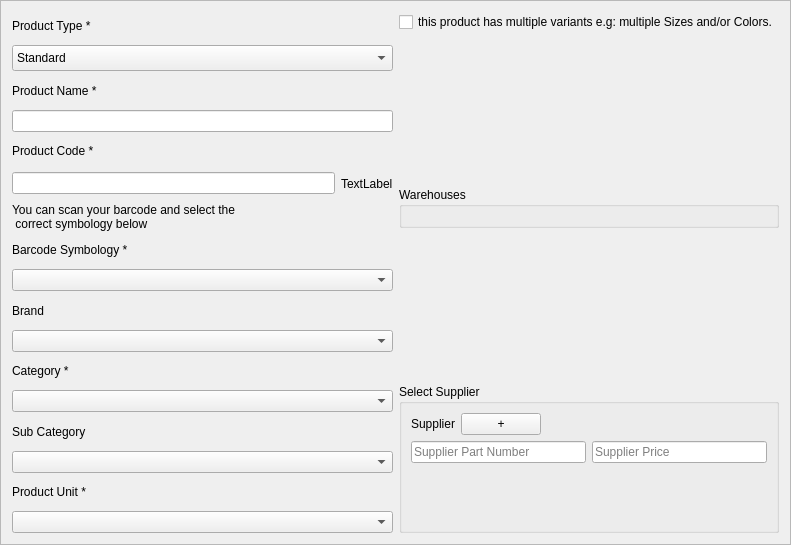
Old version of the form Products/f_addproducts.ui in the repository ashraf-kx/stock-manager.
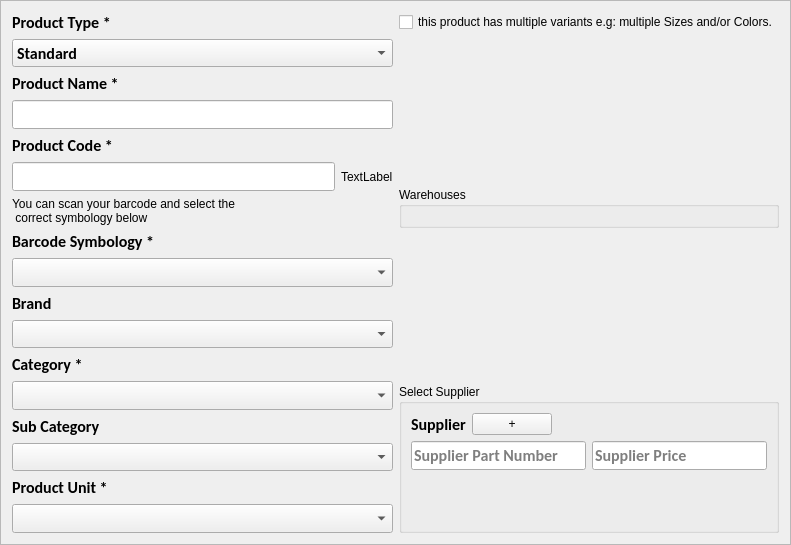
New version of the form.

Diff of the .ui file:
```diff
--- a/Products/f_addproducts.ui
+++ b/Products/f_addproducts.ui
@@ -30,6 +30,14 @@
          <height>0</height>
         </size>
        </property>
+       <property name="font">
+        <font>
+         <family>Calibri</family>
+         <pointsize>12</pointsize>
+         <weight>75</weight>
+         <bold>true</bold>
+        </font>
+       </property>
        <property name="text">
         <string>Product Type *</string>
        </property>
@@ -49,6 +57,17 @@
          <height>30</height>
         </size>
        </property>
+       <property name="font">
+        <font>
+         <family>Calibri</family>
+         <pointsize>12</pointsize>
+         <weight>75</weight>
+         <bold>true</bold>
+        </font>
+       </property>
+       <property name="cursor">
+        <cursorShape>PointingHandCursor</cursorShape>
+       </property>
        <item>
         <property name="text">
          <string>Standard</string>
@@ -68,6 +87,14 @@
      </item>
      <item>
       <widget class="QLabel" name="L_ProductName">
+       <property name="font">
+        <font>
+         <family>Calibri</family>
+         <pointsize>12</pointsize>
+         <weight>75</weight>
+         <bold>true</bold>
+        </font>
+       </property>
        <property name="text">
         <string>Product Name *</string>
        </property>
@@ -77,10 +104,27 @@
       </widget>
      </item>
      <item>
-      <widget class="QLineEdit" name="Le_ProductName"/>
+      <widget class="QLineEdit" name="Le_ProductName">
+       <property name="font">
+        <font>
+         <family>Calibri</family>
+         <pointsize>12</pointsize>
+         <weight>75</weight>
+         <bold>true</bold>
+        </font>
+       </property>
+      </widget>
      </item>
      <item>
       <widget class="QLabel" name="L_ProductCode">
+       <property name="font">
+        <font>
+         <family>Calibri</family>
+         <pointsize>12</pointsize>
+         <weight>75</weight>
+         <bold>true</bold>
+        </font>
+       </property>
        <property name="text">
         <string>Product Code *</string>
        </property>
@@ -92,7 +136,16 @@
      <item>
       <layout class="QHBoxLayout" name="horizontalLayout">
        <item>
-        <widget class="QLineEdit" name="Le_ProductCode"/>
+        <widget class="QLineEdit" name="Le_ProductCode">
+         <property name="font">
+          <font>
+           <family>Calibri</family>
+           <pointsize>12</pointsize>
+           <weight>75</weight>
+           <bold>true</bold>
+          </font>
+         </property>
+        </widget>
        </item>
        <item>
         <widget class="QLabel" name="label_10">
@@ -116,53 +169,213 @@
      </item>
      <item>
       <widget class="QLabel" name="L_barcodeSymbology">
+       <property name="font">
+        <font>
+         <family>Calibri</family>
+         <pointsize>12</pointsize>
+         <weight>75</weight>
+         <bold>true</bold>
+        </font>
+       </property>
        <property name="text">
         <string>Barcode Symbology *</string>
        </property>
       </widget>
      </item>
      <item>
-      <widget class="QComboBox" name="Cb_BarcodeSym"/>
+      <widget class="QComboBox" name="Cb_BarcodeSym">
+       <property name="minimumSize">
+        <size>
+         <width>0</width>
+         <height>25</height>
+        </size>
+       </property>
+       <property name="maximumSize">
+        <size>
+         <width>16777215</width>
+         <height>16777215</height>
+        </size>
+       </property>
+       <property name="font">
+        <font>
+         <family>Calibri</family>
+         <pointsize>12</pointsize>
+         <weight>75</weight>
+         <bold>true</bold>
+        </font>
+       </property>
+       <property name="cursor">
+        <cursorShape>PointingHandCursor</cursorShape>
+       </property>
+      </widget>
      </item>
      <item>
       <widget class="QLabel" name="L_Band">
+       <property name="font">
+        <font>
+         <family>Calibri</family>
+         <pointsize>12</pointsize>
+         <weight>75</weight>
+         <bold>true</bold>
+        </font>
+       </property>
        <property name="text">
         <string>Brand</string>
        </property>
       </widget>
      </item>
      <item>
-      <widget class="QComboBox" name="Cb_Brand"/>
+      <widget class="QComboBox" name="Cb_Brand">
+       <property name="minimumSize">
+        <size>
+         <width>0</width>
+         <height>25</height>
+        </size>
+       </property>
+       <property name="maximumSize">
+        <size>
+         <width>16777215</width>
+         <height>16777215</height>
+        </size>
+       </property>
+       <property name="font">
+        <font>
+         <family>Calibri</family>
+         <pointsize>12</pointsize>
+         <weight>75</weight>
+         <bold>true</bold>
+        </font>
+       </property>
+       <property name="cursor">
+        <cursorShape>PointingHandCursor</cursorShape>
+       </property>
+      </widget>
      </item>
      <item>
       <widget class="QLabel" name="L_Category">
+       <property name="font">
+        <font>
+         <family>Calibri</family>
+         <pointsize>12</pointsize>
+         <weight>75</weight>
+         <bold>true</bold>
+        </font>
+       </property>
        <property name="text">
         <string>Category *</string>
        </property>
       </widget>
      </item>
      <item>
-      <widget class="QComboBox" name="Cb_Category"/>
+      <widget class="QComboBox" name="Cb_Category">
+       <property name="minimumSize">
+        <size>
+         <width>0</width>
+         <height>25</height>
+        </size>
+       </property>
+       <property name="maximumSize">
+        <size>
+         <width>16777215</width>
+         <height>16777215</height>
+        </size>
+       </property>
+       <property name="font">
+        <font>
+         <family>Calibri</family>
+         <pointsize>12</pointsize>
+         <weight>75</weight>
+         <bold>true</bold>
+        </font>
+       </property>
+       <property name="cursor">
+        <cursorShape>PointingHandCursor</cursorShape>
+       </property>
+      </widget>
      </item>
      <item>
       <widget class="QLabel" name="L_SubCategory">
+       <property name="font">
+        <font>
+         <family>Calibri</family>
+         <pointsize>12</pointsize>
+         <weight>75</weight>
+         <bold>true</bold>
+        </font>
+       </property>
        <property name="text">
         <string>Sub Category</string>
        </property>
       </widget>
      </item>
      <item>
-      <widget class="QComboBox" name="Cb_SubCategory"/>
+      <widget class="QComboBox" name="Cb_SubCategory">
+       <property name="minimumSize">
+        <size>
+         <width>0</width>
+         <height>25</height>
+        </size>
+       </property>
+       <property name="maximumSize">
+        <size>
+         <width>16777215</width>
+         <height>16777215</height>
+        </size>
+       </property>
+       <property name="font">
+        <font>
+         <family>Calibri</family>
+         <pointsize>12</pointsize>
+         <weight>75</weight>
+         <bold>true</bold>
+        </font>
+       </property>
+       <property name="cursor">
+        <cursorShape>PointingHandCursor</cursorShape>
+       </property>
+      </widget>
      </item>
      <item>
       <widget class="QLabel" name="L_ProductUnit">
+       <property name="font">
+        <font>
+         <family>Calibri</family>
+         <pointsize>12</pointsize>
+         <weight>75</weight>
+         <bold>true</bold>
+        </font>
+       </property>
        <property name="text">
         <string>Product Unit *</string>
        </property>
       </widget>
      </item>
      <item>
-      <widget class="QComboBox" name="Cb_ProductUnit"/>
+      <widget class="QComboBox" name="Cb_ProductUnit">
+       <property name="minimumSize">
+        <size>
+         <width>0</width>
+         <height>25</height>
+        </size>
+       </property>
+       <property name="maximumSize">
+        <size>
+         <width>16777215</width>
+         <height>16777215</height>
+        </size>
+       </property>
+       <property name="font">
+        <font>
+         <family>Calibri</family>
+         <pointsize>12</pointsize>
+         <weight>75</weight>
+         <bold>true</bold>
+        </font>
+       </property>
+       <property name="cursor">
+        <cursorShape>PointingHandCursor</cursorShape>
+       </property>
+      </widget>
      </item>
     </layout>
    </item>
@@ -231,6 +444,14 @@
          <layout class="QHBoxLayout" name="horizontalLayout_2">
           <item>
            <widget class="QLabel" name="L_Supplier">
+            <property name="font">
+             <font>
+              <family>Calibri</family>
+              <pointsize>12</pointsize>
+              <weight>75</weight>
+              <bold>true</bold>
+             </font>
+            </property>
             <property name="text">
              <string>Supplier</string>
             </property>
@@ -262,6 +483,23 @@
          <layout class="QHBoxLayout" name="horizontalLayout_5">
           <item>
            <widget class="QLineEdit" name="Le_SupplierPartNum">
+            <property name="minimumSize">
+             <size>
+              <width>0</width>
+              <height>25</height>
+             </size>
+            </property>
+            <property name="font">
+             <font>
+              <family>Calibri</family>
+              <pointsize>12</pointsize>
+              <weight>75</weight>
+              <bold>true</bold>
+             </font>
+            </property>
+            <property name="cursor">
+             <cursorShape>PointingHandCursor</cursorShape>
+            </property>
             <property name="placeholderText">
              <string>Supplier Part Number</string>
             </property>
@@ -269,6 +507,23 @@
           </item>
           <item>
            <widget class="QLineEdit" name="Le_SupplierPrice">
+            <property name="minimumSize">
+             <size>
+              <width>0</width>
+              <height>25</height>
+             </size>
+            </property>
+            <property name="font">
+             <font>
+              <family>Calibri</family>
+              <pointsize>12</pointsize>
+              <weight>75</weight>
+              <bold>true</bold>
+             </font>
+            </property>
+            <property name="cursor">
+             <cursorShape>PointingHandCursor</cursorShape>
+            </property>
             <property name="placeholderText">
              <string>Supplier Price</string>
             </property>
```
Left out of the diff: 25 changed lines with no effect on the pictures.
